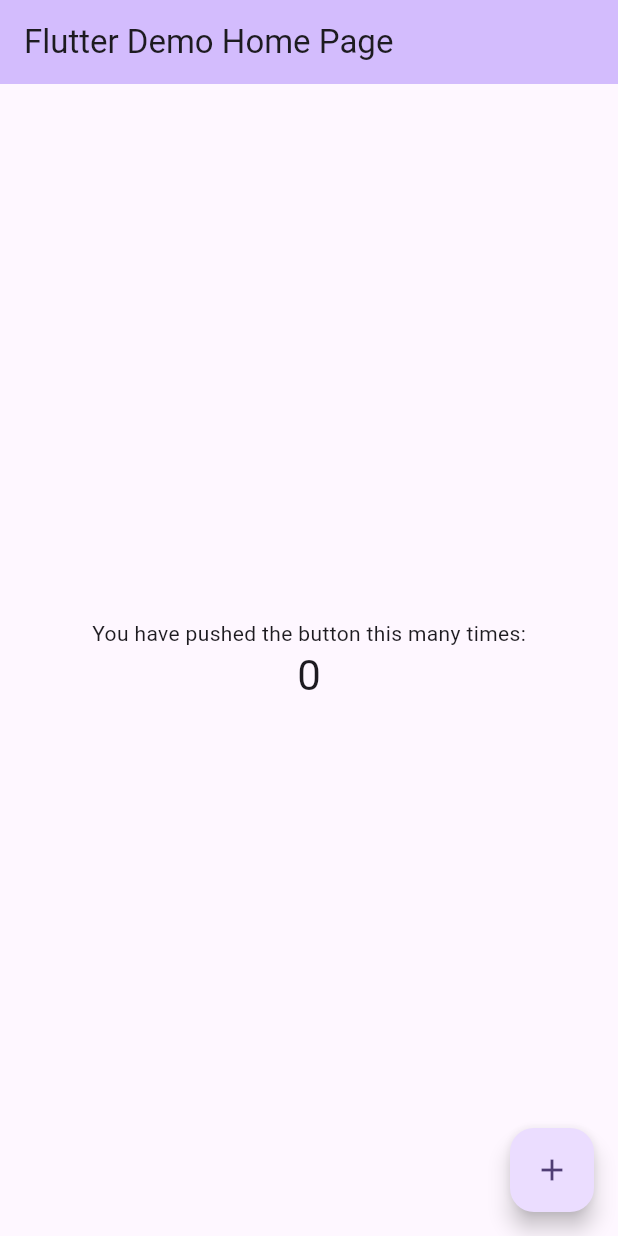
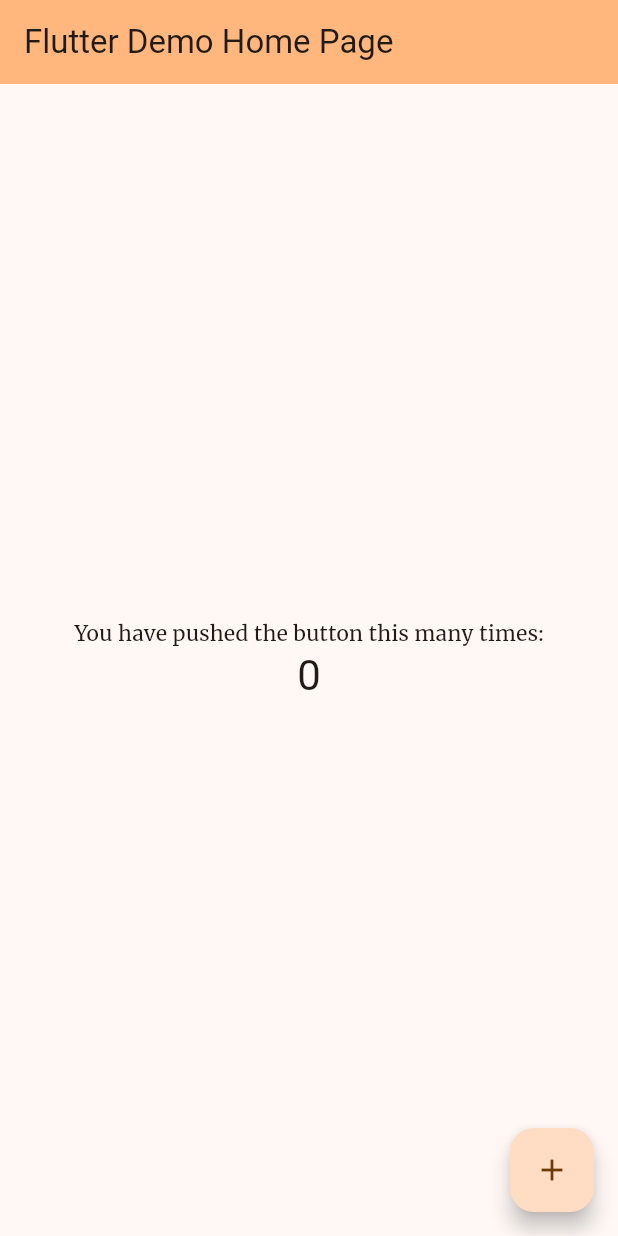
Before and after one commit to Kyle-Burdett/mindflow, a Flutter app: the screen it shows after launch, on a phone screen of 412 x 824 dp. Run offline on Flutter 3.47's test engine with Material 3 defaults, Android fonts, the phone set to English and light mode, and no system bars.

```diff
--- a/lib/main.dart
+++ b/lib/main.dart
@@ -7,28 +7,13 @@ void main() {
 class MyApp extends StatelessWidget {
   const MyApp({super.key});
 
-  // This widget is the root of your application.
   @override
   Widget build(BuildContext context) {
     return MaterialApp(
-      title: 'Flutter Demo',
+      title: 'Mindflow',
+      debugShowCheckedModeBanner: false,
       theme: ThemeData(
-        // This is the theme of your application.
-        //
-        // TRY THIS: Try running your application with "flutter run". You'll see
-        // the application has a purple toolbar. Then, without quitting the app,
-        // try changing the seedColor in the colorScheme below to Colors.green
-        // and then invoke "hot reload" (save your changes or press the "hot
-        // reload" button in a Flutter-supported IDE, or press "r" if you used
-        // the command line to start the app).
-        //
-        // Notice that the counter didn't reset back to zero; the application
-        // state is not lost during the reload. To reset the state, use hot
-        // restart instead.
-        //
-        // This works for code too, not just values: Most code changes can be
-        // tested with just a hot reload.
-        colorScheme: ColorScheme.fromSeed(seedColor: Colors.deepPurple),
+        colorScheme: ColorScheme.fromSeed(seedColor: Color(0xFFDB863B)),
       ),
       home: const MyHomePage(title: 'Flutter Demo Home Page'),
     );
@@ -37,16 +22,6 @@ class MyApp extends StatelessWidget {
 
 class MyHomePage extends StatefulWidget {
   const MyHomePage({super.key, required this.title});
-
-  // This widget is the home page of your application. It is stateful, meaning
-  // that it has a State object (defined below) that contains fields that affect
-  // how it looks.
-
-  // This class is the configuration for the state. It holds the values (in this
-  // case the title) provided by the parent (in this case the App widget) and
-  // used by the build method of the State. Fields in a Widget subclass are
-  // always marked "final".
-
   final String title;
 
   @override
@@ -58,53 +33,22 @@ class _MyHomePageState extends State<MyHomePage> {
 
   void _incrementCounter() {
     setState(() {
-      // This call to setState tells the Flutter framework that something has
-      // changed in this State, which causes it to rerun the build method below
-      // so that the display can reflect the updated values. If we changed
-      // _counter without calling setState(), then the build method would not be
-      // called again, and so nothing would appear to happen.
       _counter++;
     });
   }
 
   @override
   Widget build(BuildContext context) {
-    // This method is rerun every time setState is called, for instance as done
-    // by the _incrementCounter method above.
-    //
-    // The Flutter framework has been optimized to make rerunning build methods
-    // fast, so that you can just rebuild anything that needs updating rather
-    // than having to individually change instances of widgets.
     return Scaffold(
       appBar: AppBar(
-        // TRY THIS: Try changing the color here to a specific color (to
-        // Colors.amber, perhaps?) and trigger a hot reload to see the AppBar
-        // change color while the other colors stay the same.
         backgroundColor: Theme.of(context).colorScheme.inversePrimary,
-        // Here we take the value from the MyHomePage object that was created by
-        // the App.build method, and use it to set our appbar title.
         title: Text(widget.title),
       ),
       body: Center(
-        // Center is a layout widget. It takes a single child and positions it
-        // in the middle of the parent.
         child: Column(
-          // Column is also a layout widget. It takes a list of children and
-          // arranges them vertically. By default, it sizes itself to fit its
-          // children horizontally, and tries to be as tall as its parent.
-          //
-          // Column has various properties to control how it sizes itself and
-          // how it positions its children. Here we use mainAxisAlignment to
-          // center the children vertically; the main axis here is the vertical
-          // axis because Columns are vertical (the cross axis would be
-          // horizontal).
-          //
-          // TRY THIS: Invoke "debug painting" (choose the "Toggle Debug Paint"
-          // action in the IDE, or press "p" in the console), to see the
-          // wireframe for each widget.
           mainAxisAlignment: MainAxisAlignment.center,
           children: <Widget>[
-            const Text('You have pushed the button this many times:'),
+            const Text('You have pushed the button this many times:', style: TextStyle(fontFamily: "merriweather")),
             Text(
               '$_counter',
               style: Theme.of(context).textTheme.headlineMedium,
@@ -116,7 +60,7 @@ class _MyHomePageState extends State<MyHomePage> {
         onPressed: _incrementCounter,
         tooltip: 'Increment',
         child: const Icon(Icons.add),
-      ), // This trailing comma makes auto-formatting nicer for build methods.
+      ),
     );
   }
 }
```
Also changed, not shown: lib/splash.dart (added, +26 -0 lines), pubspec.yaml (+14 -0 lines), assets/fonts/quicksand-variable.ttf (added), lib/home-nav.dart (added), 2 other files.
